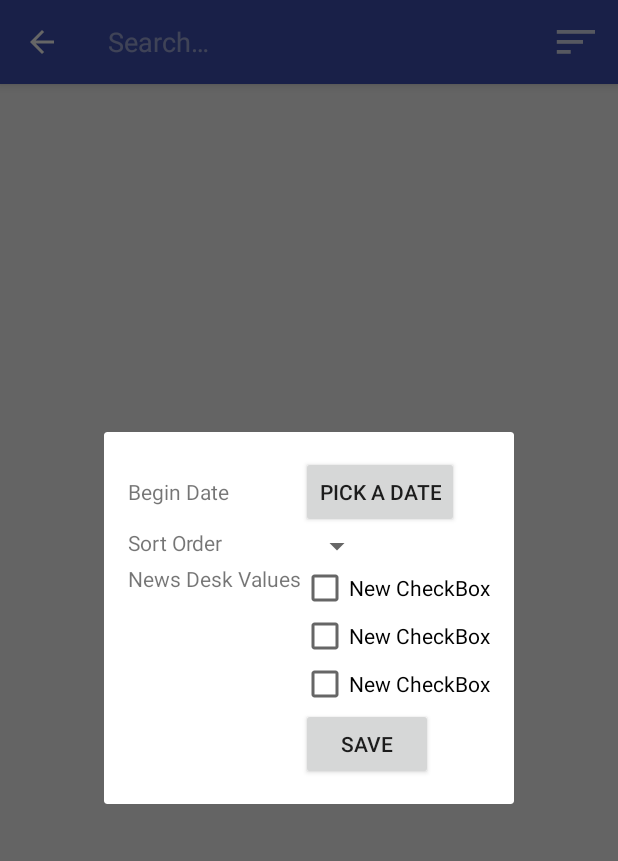
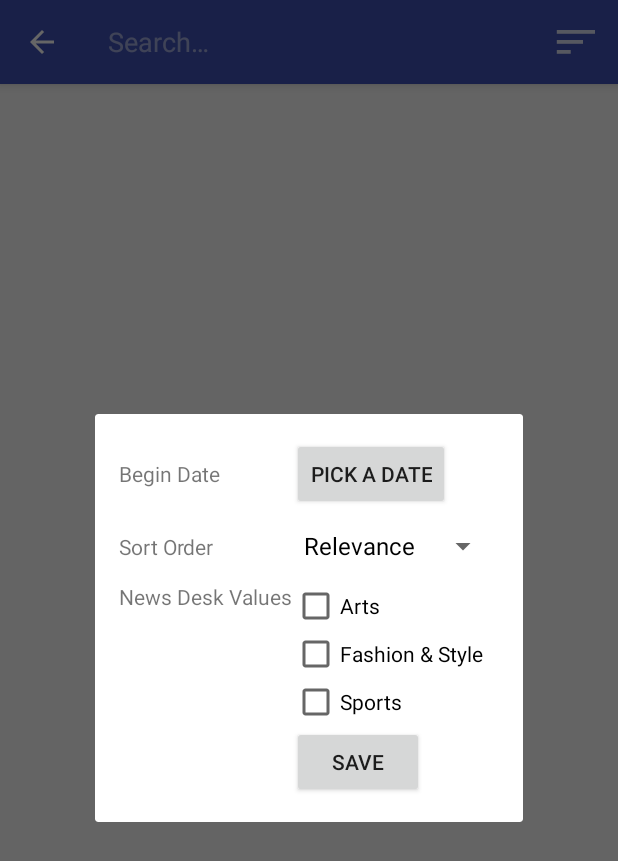
Before and after one commit to hermantai/codepath-NYTimesSearch, an Android app: the screen it shows after launch (SearchActivity), after a tap on "Search filter", on a phone screen of 412 x 824 dp. Shown: the top 861 px of the screen. Run offline under Robolectric (Android 15) with nearby library versions, the phone set to English and light mode, and no system bars; our stand-ins replace ButterKnife, Picasso; libraries missing offline, so code that uses them is left out: com.loopj.android, cz.msebera.android; pictures from the network do not load; 1 other tap on this screen came first.

Commit message:
Refactor classes into multiple packages. Wire up the persistence of query and filters.

```diff
--- a/NYTimesSearch/app/src/main/AndroidManifest.xml
+++ b/NYTimesSearch/app/src/main/AndroidManifest.xml
@@ -12,7 +12,7 @@
         android:supportsRtl="true"
         android:theme="@style/AppTheme">
         <activity
-            android:name=".SearchActivity"
+            android:name=".articlesearch.SearchActivity"
             android:label="@string/app_name"
             android:theme="@style/AppTheme.NoActionBar">
             <intent-filter>
@@ -22,7 +22,7 @@
             </intent-filter>
         </activity>
         <activity
-            android:name=".ArticleActivity"
+            android:name=".articleview.ArticleActivity"
             android:label="@string/title_activity_article"
             android:theme="@style/Theme.AppCompat.Light.NoActionBar.FullScreen">
         </activity>
--- a/NYTimesSearch/app/src/main/java/com/gmail/htaihm/nytimessearch/SearchFilterFragment.java
+++ /dev/null
@@ -1,50 +0,0 @@
-package com.gmail.htaihm.nytimessearch;
-
-import android.os.Bundle;
-import android.support.v4.app.DialogFragment;
-import android.view.LayoutInflater;
-import android.view.View;
-import android.view.ViewGroup;
-import android.view.Window;
-import android.view.WindowManager;
-import android.widget.Button;
-
-import butterknife.Bind;
-import butterknife.ButterKnife;
-
-public class SearchFilterFragment extends DialogFragment {
-    @Bind(R.id.btnDatePicker) Button mBtnDatePicker;
-    @Bind(R.id.btnSave) Button mBtnSave;
-
-    public static SearchFilterFragment newInstance() {
-        SearchFilterFragment frag = new SearchFilterFragment();
-        return frag;
-    }
-
-    @Override
-    public View onCreateView(
-            LayoutInflater inflater, ViewGroup container, Bundle savedInstanceState) {
-        getDialog().requestWindowFeature(Window.FEATURE_NO_TITLE);
-
-        View v = inflater.inflate(R.layout.fragment_search_filter, container);
-        ButterKnife.bind(this, v);
-
-
-
-        return v;
-    }
-
-    @Override
-    public void onDestroyView() {
-        super.onDestroyView();
-        ButterKnife.unbind(this);
-    }
-
-    @Override
-    public void onResume() {
-        // Assign window properties to fill the parent
-        getDialog().getWindow().setLayout(
-                WindowManager.LayoutParams.WRAP_CONTENT, WindowManager.LayoutParams.WRAP_CONTENT);
-        super.onResume();
-    }
-}
--- a/NYTimesSearch/app/src/main/java/com/gmail/htaihm/nytimessearch/ArticleArrayAdapter.java
+++ b/NYTimesSearch/app/src/main/java/com/gmail/htaihm/nytimessearch/articlesearch/ArticleArrayAdapter.java
@@ -1,4 +1,4 @@
-package com.gmail.htaihm.nytimessearch;
+package com.gmail.htaihm.nytimessearch.articlesearch;
 
 import android.content.Context;
 import android.text.TextUtils;
@@ -9,6 +9,7 @@ import android.widget.ArrayAdapter;
 import android.widget.ImageView;
 import android.widget.TextView;
 
+import com.gmail.htaihm.nytimessearch.R;
 import com.gmail.htaihm.nytimessearch.model.Article;
 import com.squareup.picasso.Picasso;
 
--- /dev/null
+++ b/NYTimesSearch/app/src/main/java/com/gmail/htaihm/nytimessearch/articlesearch/SearchFilterFragment.java
@@ -0,0 +1,155 @@
+package com.gmail.htaihm.nytimessearch.articlesearch;
+
+import android.app.Activity;
+import android.content.Context;
+import android.content.Intent;
+import android.os.Bundle;
+import android.support.v4.app.DialogFragment;
+import android.support.v4.app.FragmentManager;
+import android.text.TextUtils;
+import android.view.LayoutInflater;
+import android.view.View;
+import android.view.ViewGroup;
+import android.view.Window;
+import android.view.WindowManager;
+import android.widget.ArrayAdapter;
+import android.widget.Button;
+import android.widget.CheckBox;
+import android.widget.Spinner;
+
+import com.gmail.htaihm.nytimessearch.R;
+import com.gmail.htaihm.nytimessearch.repo.QueryPreferences;
+
+import java.text.SimpleDateFormat;
+import java.util.Arrays;
+import java.util.Date;
+
+import butterknife.Bind;
+import butterknife.ButterKnife;
+
+public class SearchFilterFragment extends DialogFragment {
+    private static SimpleDateFormat dateFormatter = new SimpleDateFormat("MMM dd, yyyy");
+    private static final int REQUEST_DATE = 0;
+
+    @Bind(R.id.btnDatePicker) Button mBtnDatePicker;
+    @Bind(R.id.sSortOrder) Spinner mSSortOrder;
+    @Bind(R.id.cbArts) CheckBox mCbArts;
+    @Bind(R.id.cbFashionAndStyle) CheckBox mCbFashionAndStyle;
+    @Bind(R.id.cbSports) CheckBox mCbSports;
+    @Bind(R.id.btnSave) Button mBtnSave;
+
+    private Date mBeginDate;
+
+    public static SearchFilterFragment newInstance() {
+        SearchFilterFragment frag = new SearchFilterFragment();
+        return frag;
+    }
+
+    @Override
+    public void onCreate(Bundle savedInstanceState) {
+        super.onCreate(savedInstanceState);
+        Context context = getActivity();
+
+        long beginDateInMillis = QueryPreferences.getFilterBeginDate(context);
+        if (beginDateInMillis != 0) {
+            mBeginDate = new Date(beginDateInMillis);
+        }
+    }
+
+    @Override
+    public View onCreateView(
+            LayoutInflater inflater, ViewGroup container, Bundle savedInstanceState) {
+        getDialog().requestWindowFeature(Window.FEATURE_NO_TITLE);
+
+        View v = inflater.inflate(R.layout.fragment_search_filter, container);
+        ButterKnife.bind(this, v);
+
+        final Date defaultDate = mBeginDate == null ? new Date() : mBeginDate;
+
+        mBtnDatePicker.setOnClickListener(new View.OnClickListener() {
+            @Override
+            public void onClick(View v) {
+                DatePickerFragment frag = DatePickerFragment.newInstance(defaultDate);
+                frag.setTargetFragment(SearchFilterFragment.this, REQUEST_DATE);
+                FragmentManager fm = getActivity().getSupportFragmentManager();
+                frag.show(fm, "DatePicker");
+            }
+        });
+        if (mBeginDate != null) {
+            mBtnDatePicker.setText(dateFormatter.format(mBeginDate));
+        }
+
+        ArrayAdapter<CharSequence> sortOrderAdapter = ArrayAdapter.createFromResource(
+                getActivity(),
+                R.array.article_search_filter_sort_order_array,
+                android.R.layout.simple_spinner_dropdown_item);
+        mSSortOrder.setAdapter(sortOrderAdapter);
+
+        int selectedSortOrder = 0;
+        String storedSortOrder = QueryPreferences.getFilterSortOrder(getActivity());
+        if (!TextUtils.isEmpty(storedSortOrder)) {
+            selectedSortOrder = Arrays.asList(
+                    getResources().getStringArray(
+                            R.array.article_search_filter_sort_order_array))
+                    .indexOf(storedSortOrder);
+            if (selectedSortOrder == -1) {
+                selectedSortOrder = 0;
+            }
+        }
+        mSSortOrder.setSelection(selectedSortOrder);
+
+        final Context context = getActivity();
+
+        mCbArts.setChecked(QueryPreferences.isFilterNewsDeskValueArts(context));
+        mCbFashionAndStyle.setChecked(QueryPreferences.isFilterNewsDeskValueArts(context));
+        mCbSports.setChecked(QueryPreferences.isFilterNewsDeskValueSports(context));
+
+        mBtnSave.setOnClickListener(new View.OnClickListener() {
+            @Override
+            public void onClick(View v) {
+                // mBeingDate is set whenever a Date is picked, so we don't have to pull from the
+                // button to get the value.
+                if (mBeginDate != null) {
+                    QueryPreferences.setFilterBeginDate(context, mBeginDate.getTime());
+                }
+
+                QueryPreferences.setFilterSortOrder(
+                        context, (String) mSSortOrder.getSelectedItem());
+                QueryPreferences.setIsFilterNewsDeskValueArts(context, mCbArts.isChecked());
+                QueryPreferences.setIsFilterNewsDeskValueFashionAndStyle(
+                        context, mCbFashionAndStyle.isChecked());
+                QueryPreferences.setIsFilterNewsDeskValueSports(context, mCbSports.isChecked());
+                dismiss();
+            }
+        });
+
+        return v;
+    }
+
+    @Override
+    public void onDestroyView() {
+        super.onDestroyView();
+        ButterKnife.unbind(this);
+    }
+
+    @Override
+    public void onResume() {
+        // Assign window properties to fill the parent
+        getDialog().getWindow().setLayout(
+                WindowManager.LayoutParams.WRAP_CONTENT, WindowManager.LayoutParams.WRAP_CONTENT);
+        super.onResume();
+    }
+
+    @Override
+    public void onActivityResult(int requestCode, int resultCode, Intent data) {
+        if (resultCode == Activity.RESULT_OK && requestCode == REQUEST_DATE) {
+            Date pickedDate = DatePickerFragment.getPickedDate(data);
+
+            if (pickedDate != null) {
+                mBeginDate = pickedDate;
+                mBtnDatePicker.setText(dateFormatter.format(mBeginDate));
+            }
+        }
+        super.onActivityResult(requestCode, resultCode, data);
+    }
+}
--- a/NYTimesSearch/app/src/main/java/com/gmail/htaihm/nytimessearch/ArticleActivity.java
+++ b/NYTimesSearch/app/src/main/java/com/gmail/htaihm/nytimessearch/articleview/ArticleActivity.java
@@ -1,4 +1,4 @@
-package com.gmail.htaihm.nytimessearch;
+package com.gmail.htaihm.nytimessearch.articleview;
 
 import android.content.Context;
 import android.content.Intent;
@@ -10,6 +10,7 @@ import android.webkit.WebView;
 import android.webkit.WebViewClient;
 import android.widget.ProgressBar;
 
+import com.gmail.htaihm.nytimessearch.R;
 import com.gmail.htaihm.nytimessearch.model.Article;
 
 public class ArticleActivity extends AppCompatActivity {
--- a/NYTimesSearch/app/src/main/java/com/gmail/htaihm/nytimessearch/ErrorHandling.java
+++ b/NYTimesSearch/app/src/main/java/com/gmail/htaihm/nytimessearch/helper/ErrorHandling.java
@@ -1,4 +1,4 @@
-package com.gmail.htaihm.nytimessearch;
+package com.gmail.htaihm.nytimessearch.helper;
 
 import android.content.Context;
 import android.util.Log;
--- a/NYTimesSearch/app/src/main/java/com/gmail/htaihm/nytimessearch/NetworkUtil.java
+++ b/NYTimesSearch/app/src/main/java/com/gmail/htaihm/nytimessearch/helper/NetworkUtil.java
@@ -1,4 +1,4 @@
-package com.gmail.htaihm.nytimessearch;
+package com.gmail.htaihm.nytimessearch.helper;
 
 import android.content.Context;
 import android.net.ConnectivityManager;
--- a/NYTimesSearch/app/src/main/res/layout/activity_article.xml
+++ b/NYTimesSearch/app/src/main/res/layout/activity_article.xml
@@ -4,7 +4,7 @@
     xmlns:tools="http://schemas.android.com/tools"
     android:layout_width="match_parent"
     android:layout_height="match_parent"
-    tools:context="com.gmail.htaihm.nytimessearch.ArticleActivity"
+    tools:context=".articleview.ArticleActivity"
     >
     <ProgressBar
         android:id="@+id/pbLoadingProgressBar"
--- a/NYTimesSearch/app/src/main/res/layout/activity_search.xml
+++ b/NYTimesSearch/app/src/main/res/layout/activity_search.xml
@@ -6,7 +6,7 @@
     android:layout_width="match_parent"
     android:layout_height="match_parent"
     android:fitsSystemWindows="true"
-    tools:context="com.gmail.htaihm.nytimessearch.SearchActivity">
+    tools:context=".articlesearch.SearchActivity">
 
     <android.support.design.widget.AppBarLayout
         android:layout_width="match_parent"
--- a/NYTimesSearch/app/src/main/res/layout/content_search.xml
+++ b/NYTimesSearch/app/src/main/res/layout/content_search.xml
@@ -10,7 +10,7 @@
     android:paddingRight="@dimen/activity_horizontal_margin"
     android:paddingTop="@dimen/activity_vertical_margin"
     app:layout_behavior="@string/appbar_scrolling_view_behavior"
-    tools:context="com.gmail.htaihm.nytimessearch.SearchActivity"
+    tools:context=".articlesearch.SearchActivity"
     tools:showIn="@layout/activity_search">
 
     <ProgressBar
--- a/NYTimesSearch/app/src/main/res/layout/fragment_search_filter.xml
+++ b/NYTimesSearch/app/src/main/res/layout/fragment_search_filter.xml
@@ -38,7 +38,7 @@
         android:layout_width="wrap_content"
         android:layout_height="wrap_content"
         android:layout_columnSpan="2"
-        android:id="@+id/spinner"/>
+        android:id="@+id/sSortOrder"/>
 
     <TextView
         android:layout_width="wrap_content"
@@ -57,20 +57,20 @@
         <CheckBox
             android:layout_width="wrap_content"
             android:layout_height="wrap_content"
-            android:text="New CheckBox"
-            android:id="@+id/checkBox"/>
+            android:text="@string/news_desk_value_arts"
+            android:id="@+id/cbArts"/>
 
         <CheckBox
             android:layout_width="wrap_content"
             android:layout_height="wrap_content"
-            android:text="New CheckBox"
-            android:id="@+id/checkBox2"/>
+            android:text="@string/news_desk_value_fashion_and_style"
+            android:id="@+id/cbFashionAndStyle"/>
 
         <CheckBox
             android:layout_width="wrap_content"
             android:layout_height="wrap_content"
-            android:text="New CheckBox"
-            android:id="@+id/checkBox3"/>
+            android:text="@string/news_desk_value_sports"
+            android:id="@+id/cbSports"/>
     </LinearLayout>
 
     <Button
--- a/NYTimesSearch/app/src/main/res/menu/menu_search.xml
+++ b/NYTimesSearch/app/src/main/res/menu/menu_search.xml
@@ -1,7 +1,7 @@
 <menu xmlns:android="http://schemas.android.com/apk/res/android"
       xmlns:app="http://schemas.android.com/apk/res-auto"
       xmlns:tools="http://schemas.android.com/tools"
-      tools:context="com.gmail.htaihm.nytimessearch.SearchActivity">
+      tools:context=".articlesearch.SearchActivity">
     <item
         android:id="@+id/action_search_filter"
         android:icon="@drawable/ic_search_filter"
--- a/NYTimesSearch/app/src/main/res/values/strings.xml
+++ b/NYTimesSearch/app/src/main/res/values/strings.xml
@@ -9,6 +9,9 @@
     <string name="label_news_desk_value">News Desk Values</string>
     <string name="button_save">save</string>
     <string name="button_pick_date">Pick a date</string>
+    <string name="news_desk_value_arts">Arts</string>
+    <string name="news_desk_value_fashion_and_style">Fashion &amp; Style</string>
+    <string name="news_desk_value_sports">Sports</string>
     <string-array name="article_search_filter_sort_order_array">
         <item>Relevance</item>
         <item>Newest</item>
```
Also changed, not shown: NYTimesSearch/app/src/main/java/com/gmail/htaihm/nytimessearch/articlesearch/DatePickerFragment.java (added, +61 -0 lines), NYTimesSearch/app/src/main/java/com/gmail/htaihm/nytimessearch/articlesearch/SearchActivity.java (renamed from NYTimesSearch/app/src/main/java/com/gmail/htaihm/nytimessearch/SearchActivity.java, +18 -1 lines).
